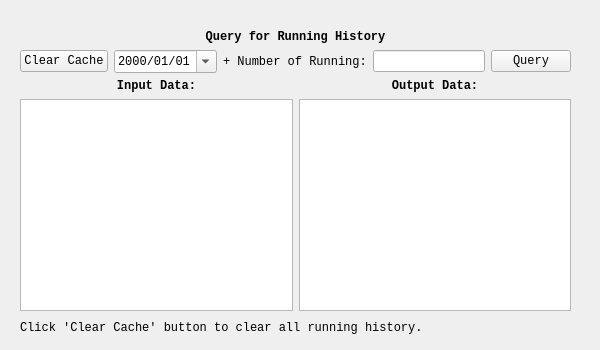
Old version of the form mainwidgets/history.ui in the repository SimonCqk/Photon_Propagation_Simulation.
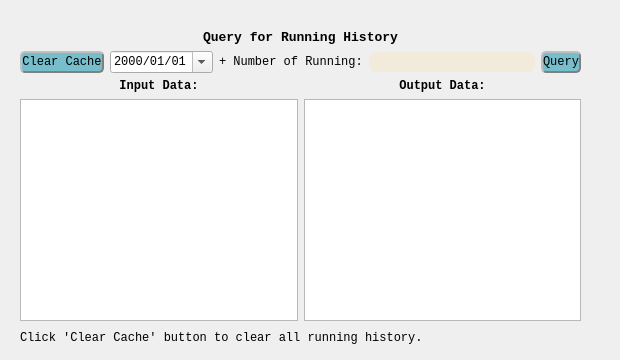
New version of the form.

What changed in the file:
```diff
--- a/mainwidgets/history.ui
+++ b/mainwidgets/history.ui
@@ -6,20 +6,49 @@
    <rect>
     <x>0</x>
     <y>0</y>
-    <width>600</width>
-    <height>350</height>
+    <width>620</width>
+    <height>360</height>
    </rect>
   </property>
   <property name="windowTitle">
    <string>Form</string>
   </property>
+  <property name="styleSheet">
+   <string notr="true">QPushButton{
+	   height: 18px;
+       background-color:#76becc;
+       border-radius: 5px; 
+       border: 2px groove gray;
+       border-style: outset;
+}
+
+QPushButton::hover{
+       background-color:#228fbd;
+       border-radius: 5px; 
+       border: 1px groove gray;
+       border-style: outset;
+}
+
+QPushButton::pressed{
+       background-color:#009ad6;
+       border-radius: 5px; 
+       border: 1px groove gray;
+       border-style: outset;
+}
+
+QLineEdit{
+border-radius: 7px;
+height: 20px;
+background-color:#f2eada;
+}</string>
+  </property>
   <widget class="QWidget" name="layoutWidget">
    <property name="geometry">
     <rect>
      <x>20</x>
      <y>30</y>
-     <width>551</width>
-     <height>281</height>
+     <width>561</width>
+     <height>291</height>
     </rect>
    </property>
    <layout class="QVBoxLayout" name="verticalLayout">
@@ -28,6 +57,7 @@
       <property name="font">
        <font>
         <family>Consolas</family>
+        <pointsize>10</pointsize>
         <weight>75</weight>
         <bold>true</bold>
        </font>
@@ -169,7 +199,7 @@
    <property name="geometry">
     <rect>
      <x>20</x>
-     <y>320</y>
+     <y>330</y>
      <width>401</width>
      <height>16</height>
     </rect>
```
